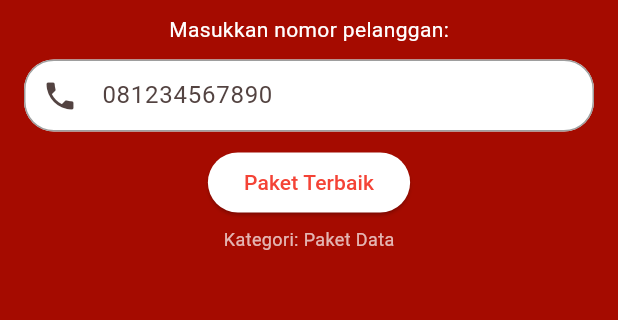
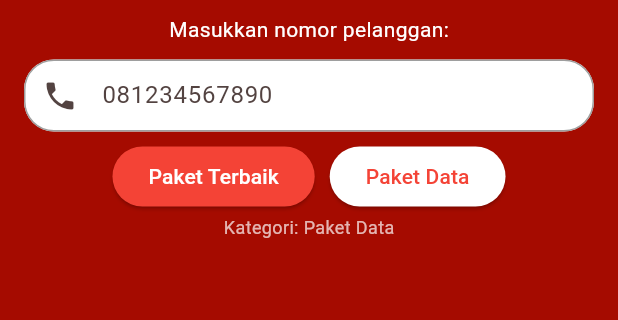
Before and after one commit to riskirills66/molittleweb, a Flutter app: the screen it shows after launch, on a phone screen of 412 x 824 dp, the part 77-397 px from its top. Run offline on Flutter 3.47's test engine with Material 3 defaults, Android fonts, the phone set to English and light mode, and no system bars; our stand-ins replace dio.

Commit message:
add multiple tipe paket

```diff
--- a/lib/main.dart
+++ b/lib/main.dart
@@ -41,6 +41,7 @@ class _MyHomePageState extends State<MyHomePage> {
   bool _isLoading = false;
   String _errorMessage = '';
   String _selectedCategory = 'DATA'; // Default category
+  String _currentListType = 'listTerbaik'; // Add this to track current list type
 
   @override
   void dispose() {
@@ -48,7 +49,7 @@ class _MyHomePageState extends State<MyHomePage> {
     super.dispose();
   }
 
-  Future<void> _fetchPackages() async {
+  Future<void> _fetchPackages({String? listType}) async {
     setState(() {
       _isLoading = true;
       _errorMessage = '';
@@ -56,6 +57,9 @@ class _MyHomePageState extends State<MyHomePage> {
       _filteredPackages = [];
       _subCategories = [];
       _selectedSubCategory = null;
+      if (listType != null) {
+        _currentListType = listType;
+      }
     });
 
     try {
@@ -73,7 +77,7 @@ class _MyHomePageState extends State<MyHomePage> {
         ),
         data: {
           'number': _phoneController.text,
-          'list': 'listTerbaik',
+          'list': _currentListType, // Use the current list type
           'category': _selectedCategory, // Use the selected category
         },
       );
@@ -177,6 +181,19 @@ class _MyHomePageState extends State<MyHomePage> {
     );
   }
 
+  // Keep existing _showCategorySelectionDialog method
+
+  // Add this method to fetch packages with a specific list type and category
+  void _fetchPackagesWithType(String listType) {
+    if (_phoneController.text.isNotEmpty) {
+      _fetchPackages(listType: listType);
+    } else {
+      ScaffoldMessenger.of(context).showSnackBar(
+        const SnackBar(content: Text('Mohon masukkan nomor telepon')),
+      );
+    }
+  }
+
   @override
   Widget build(BuildContext context) {
     return Scaffold(
@@ -184,9 +201,9 @@ class _MyHomePageState extends State<MyHomePage> {
       body: SingleChildScrollView(
         child: Center(
           child: Column(
-            mainAxisAlignment: MainAxisAlignment.start, // Changed from center to start
+            mainAxisAlignment: MainAxisAlignment.start,
             children: <Widget>[
-              const SizedBox(height: 20), // Reduced from 40 to 20
+              const SizedBox(height: 20),
               // Title and input section in a more compact layout
               Padding(
                 padding: const EdgeInsets.symmetric(horizontal: 16.0),
@@ -235,12 +252,18 @@ class _MyHomePageState extends State<MyHomePage> {
                       ],
                     ),
                     const SizedBox(height: 10),
+                    // Replace the single button with a scrollable row of buttons
+                    SizedBox(
+                      height: 40,
+                      child: SingleChildScrollView(
+                        scrollDirection: Axis.horizontal,
+                        child: Row(
+                          children: [
                             ElevatedButton(
                               style: ElevatedButton.styleFrom(
-                        backgroundColor: Colors.white,
-                        foregroundColor: Colors.red,
+                                backgroundColor: _currentListType == 'listTerbaik' ? Colors.red : Colors.white,
+                                foregroundColor: _currentListType == 'listTerbaik' ? Colors.white : Colors.red,
                                 padding: const EdgeInsets.symmetric(vertical: 10.0, horizontal: 24.0),
-                        minimumSize: const Size(120, 40),
                                 shape: RoundedRectangleBorder(
                                   borderRadius: BorderRadius.circular(20),
                                 ),
@@ -255,6 +278,26 @@ class _MyHomePageState extends State<MyHomePage> {
                                 }
                               },
                               child: const Text('Paket Terbaik'),
+                            ),
+                            const SizedBox(width: 10),
+                            ElevatedButton(
+                              style: ElevatedButton.styleFrom(
+                                backgroundColor: _currentListType == 'list_product' ? Colors.red : Colors.white,
+                                foregroundColor: _currentListType == 'list_product' ? Colors.white : Colors.red,
+                                padding: const EdgeInsets.symmetric(vertical: 10.0, horizontal: 24.0),
+                                shape: RoundedRectangleBorder(
+                                  borderRadius: BorderRadius.circular(20),
+                                ),
+                              ),
+                              onPressed: () {
+                                _selectedCategory = 'DATA'; // Always use DATA category
+                                _fetchPackagesWithType('list_product');
+                              },
+                              child: const Text('Paket Data'),
+                            ),
+                          ],
+                        ),
+                      ),
                     ),
                     const SizedBox(height: 5),
                     Text(
```
Lines whose indentation alone changed are shown as unchanged.
